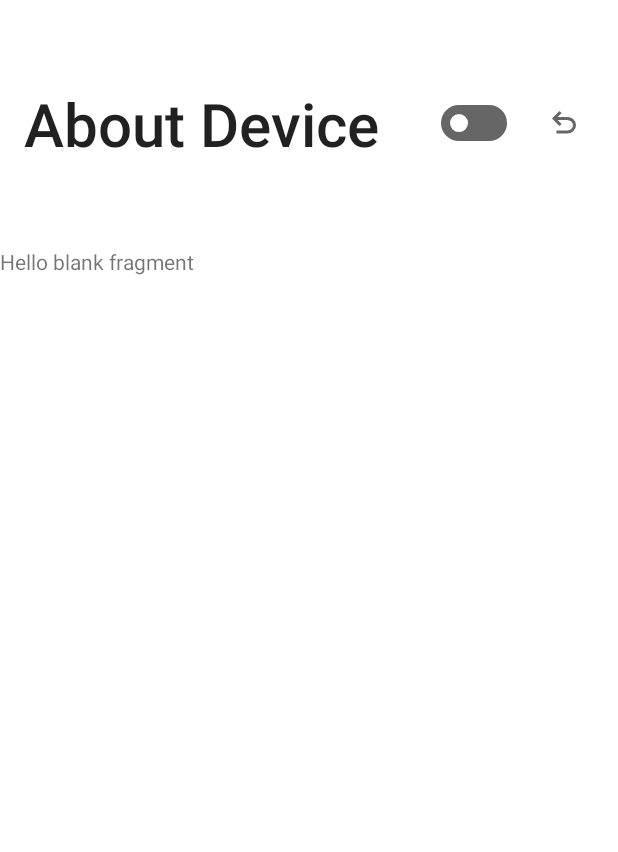
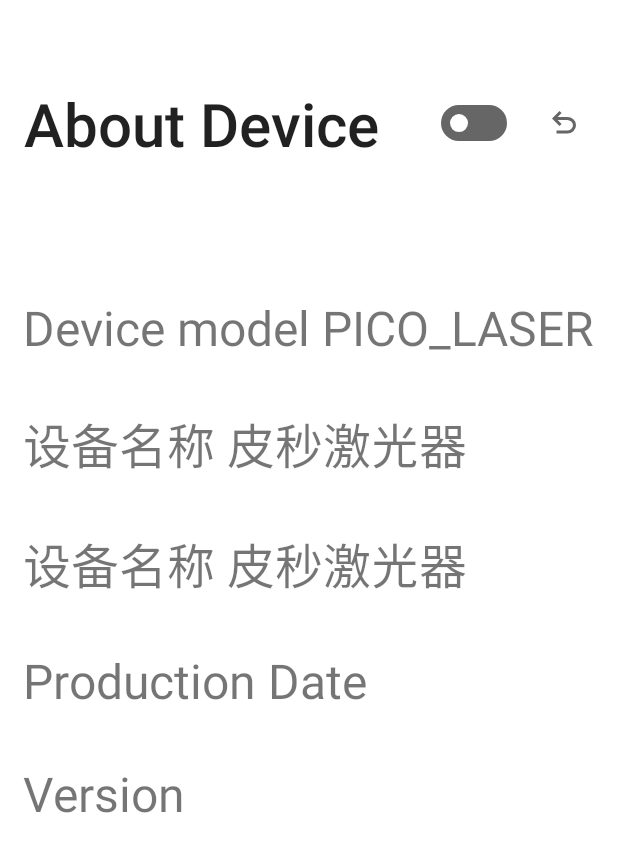
Before and after one commit to Connorxxx/Pico-Full, an Android app: the AboutFragment screen opened through its navigation route, on a phone screen of 412 x 824 dp. Shown: the top 852 px of the screen. Run offline under Robolectric (Android 15) with nearby library versions, the phone set to English and light mode, and no system bars; our stand-ins replace Dagger/Hilt's generated code; libraries missing offline, so code that uses them is left out: com.permissionx.guolindev, com.vi.vioserial; 3 statements that could not run were skipped.

Commit message:
完成关于界面

```diff
--- a/app/src/main/java/com/connor/picofull/ui/PlayVideoFragment.kt
+++ b/app/src/main/java/com/connor/picofull/ui/PlayVideoFragment.kt
@@ -55,7 +55,6 @@ class PlayVideoFragment : Fragment() {
         _videoBinding = LayoutVideoControlBinding.bind(view)
         binding.playerView.player = player
         binding.playerControlView.player = binding.playerView.player
-        args.data.logCat()
         val data = Json.decodeFromString<VideoData>(args.data)
         (activity as AppCompatActivity).supportActionBar?.title = data.videoName
         val uri = Uri.parse(data.videoPath)
@@ -78,11 +77,8 @@ class PlayVideoFragment : Fragment() {
                 }
                 override fun onStartTrackingTouch(p0: SeekBar?) {}
                 override fun onStopTrackingTouch(p0: SeekBar?) {}
-
             })
         }
-
-
         return view
     }
 
--- a/app/src/main/res/layout/fragment_about.xml
+++ b/app/src/main/res/layout/fragment_about.xml
@@ -1,14 +1,56 @@
 <?xml version="1.0" encoding="utf-8"?>
-<FrameLayout xmlns:android="http://schemas.android.com/apk/res/android"
+<androidx.constraintlayout.widget.ConstraintLayout xmlns:android="http://schemas.android.com/apk/res/android"
+    xmlns:app="http://schemas.android.com/apk/res-auto"
     xmlns:tools="http://schemas.android.com/tools"
+    android:id="@+id/linearLayout2"
     android:layout_width="match_parent"
     android:layout_height="match_parent"
     tools:context=".ui.AboutFragment">
 
-    <!-- TODO: Update blank fragment layout -->
-    <TextView
-        android:layout_width="match_parent"
-        android:layout_height="match_parent"
-        android:text="@string/hello_blank_fragment" />
+    <LinearLayout
+        android:layout_width="wrap_content"
+        android:layout_height="wrap_content"
+        android:orientation="vertical"
+        app:layout_constraintEnd_toEndOf="parent"
+        app:layout_constraintStart_toStartOf="parent"
+        app:layout_constraintTop_toTopOf="parent">
 
-</FrameLayout>
+        <TextView
+            android:layout_width="wrap_content"
+            android:layout_height="wrap_content"
+            android:layout_marginTop="32dp"
+            android:text="@string/device_model"
+            android:textSize="32sp" />
+
+        <TextView
+            android:layout_width="wrap_content"
+            android:layout_height="wrap_content"
+            android:layout_marginTop="32dp"
+            android:text="@string/device_name"
+            android:textSize="32sp" />
+
+        <TextView
+            android:layout_width="wrap_content"
+            android:layout_height="wrap_content"
+            android:layout_marginTop="32dp"
+            android:text="@string/device_name"
+            android:textSize="32sp" />
+
+        <TextView
+            android:layout_width="wrap_content"
+            android:layout_height="wrap_content"
+            android:layout_marginTop="32dp"
+            android:text="@string/production_date"
+            android:textSize="32sp" />
+
+        <TextView
+            android:layout_width="wrap_content"
+            android:layout_height="wrap_content"
+            android:layout_marginTop="32dp"
+            android:text="@string/version"
+            android:textSize="32sp" />
+    </LinearLayout>
+
+
+
+</androidx.constraintlayout.widget.ConstraintLayout>
--- a/app/src/main/res/values/strings.xml
+++ b/app/src/main/res/values/strings.xml
@@ -22,4 +22,8 @@
     <string name="volume">Volume</string>
     <string name="buzz">Buzz</string>
     <string name="red_light">Red light intensity</string>
+    <string name="device_model">Device model     PICO_LASER</string>
+    <string name="device_name">设备名称     皮秒激光器</string>
+    <string name="production_date">Production Date</string>
+    <string name="version">Version</string>
 </resources>
```
Also changed, not shown: 3 other files.
